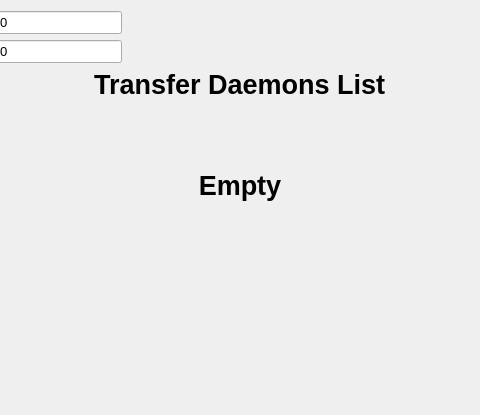
mshevcenko/ATM_Shevchenky, file ATM_Shevchenky/transfer_daemons_list.ui: the form before one commit; both pictures show x 115 to 595 and y 0 to 415 of the 710 by 415 pixel window.
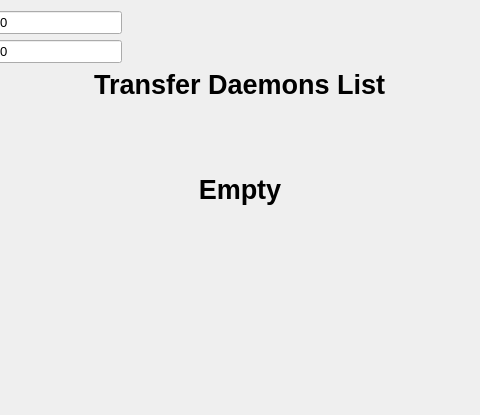
The form after the commit. Icons and pictures are not drawn. Custom widgets are drawn as their Qt base class.

Patch:
```diff
--- a/ATM_Shevchenky/transfer_daemons_list.ui
+++ b/ATM_Shevchenky/transfer_daemons_list.ui
@@ -157,7 +157,7 @@
    <item>
     <widget class="QScrollArea" name="scrollArea">
      <property name="styleSheet">
-      <string notr="true">width: 0;</string>
+      <string notr="true"/>
      </property>
      <property name="frameShape">
       <enum>QFrame::NoFrame</enum>
@@ -193,6 +193,9 @@
           <property name="bottomMargin">
            <number>0</number>
           </property>
+         </layout>
+        </widget>
+       </item>
           <item>
            <widget class="QLabel" name="emptyLabel">
             <property name="sizePolicy">
@@ -213,9 +216,6 @@
             <property name="alignment">
              <set>Qt::AlignCenter</set>
             </property>
-           </widget>
-          </item>
-         </layout>
         </widget>
        </item>
        <item>
```
Lines whose indentation alone changed are shown as unchanged.
